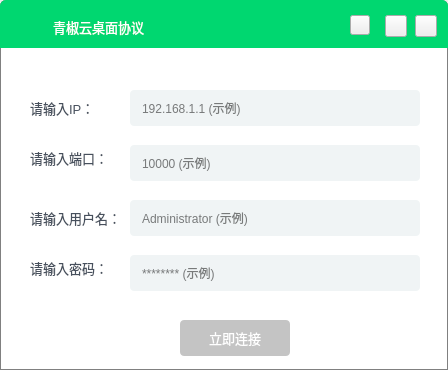
Above: QJYTools/mainwindow.ui from KoterRomanov/QJYTools before the change. Below: the same form after it.
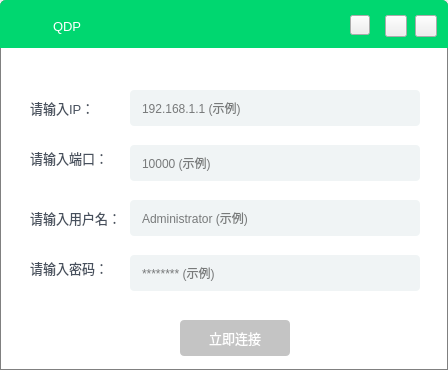
That is the form after the change. Icons and pictures are not drawn.

```diff
--- a/QJYTools/mainwindow.ui
+++ b/QJYTools/mainwindow.ui
@@ -387,7 +387,7 @@
 }</string>
      </property>
      <property name="text">
-      <string>青椒云桌面协议</string>
+      <string>QDP</string>
      </property>
     </widget>
     <widget class="QLabel" name="label">
```
Left out of the diff: 10 changed lines with no effect on the pictures.
